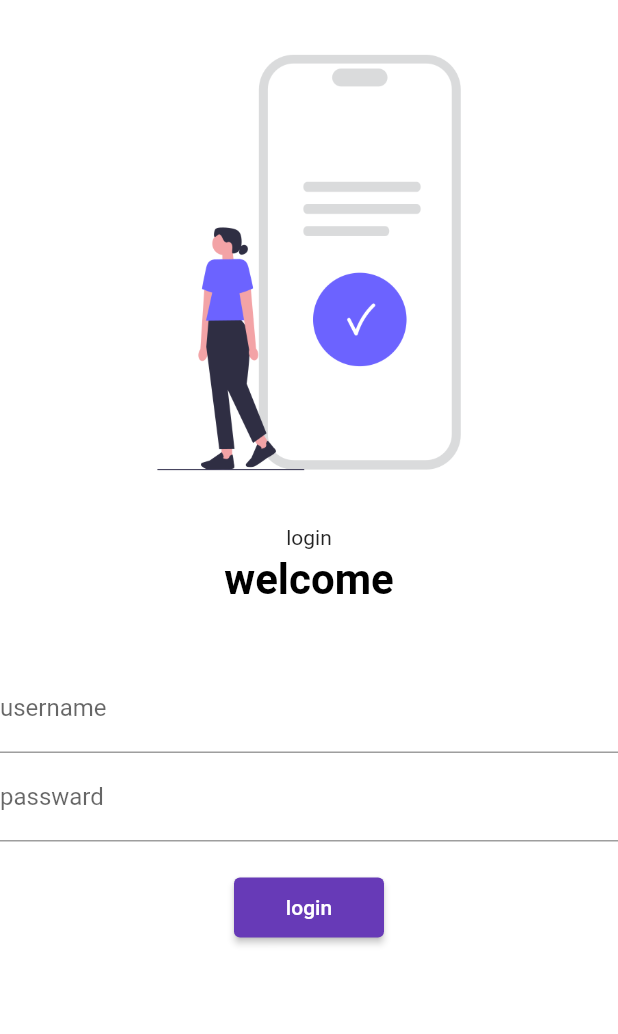
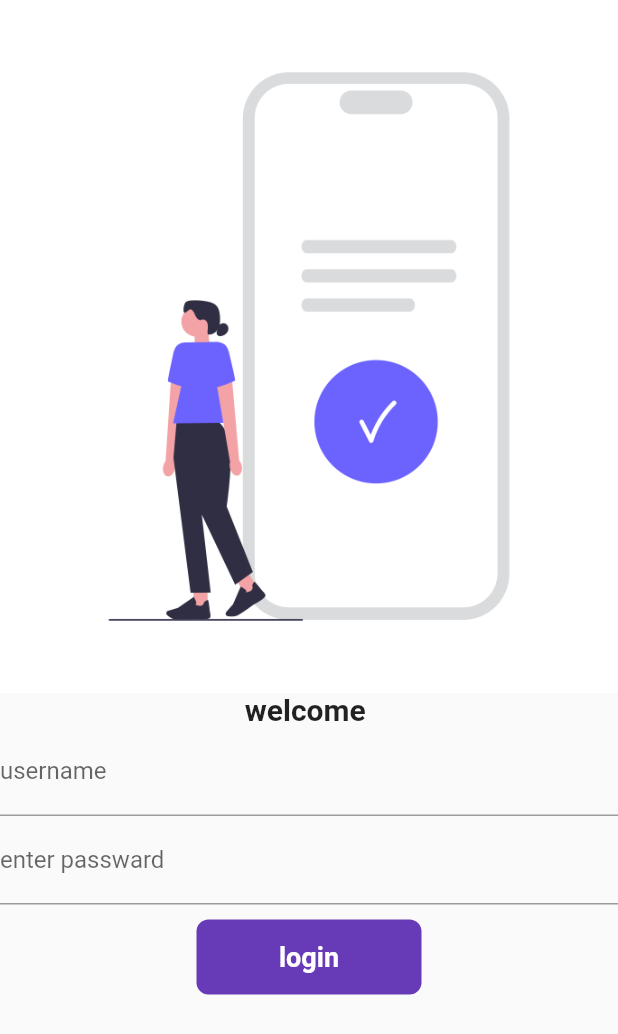
Before and after one commit to Bno74/flutter_application_2, a Flutter app: the screen it shows after launch, on a phone screen of 412 x 824 dp. Shown: the top 1034 px of the screen. Run offline on Flutter 3.47's test engine with Material 2 defaults, Android fonts, the phone set to English and light mode, and no system bars.

Commit message:
day 6 completed

```diff
--- a/lib/main.dart
+++ b/lib/main.dart
@@ -16,6 +16,7 @@ class MyApp extends StatelessWidget {
       darkTheme: ThemeData(
         brightness: Brightness.dark,
       ),
+      debugShowCheckedModeBanner: false,
       routes: {
         "/": (context) => LoginPage(),
         MyRout.homeRout: (context) => homepage(),
--- a/lib/pages/LoginPage.dart
+++ b/lib/pages/LoginPage.dart
@@ -1,56 +1,96 @@
+// ignore_for_file: prefer_const_constructors, sort_child_properties_last, use_key_in_widget_constructors
+import 'package:flutter/src/widgets/container.dart';
 import 'package:flutter/material.dart';
+import 'package:flutter_application_2/pages/LoginPage.dart';
+import 'package:flutter_application_2/pages/utils/routs.dart';
 
-import 'utils/routs.dart';
+class LoginPage extends StatefulWidget {
+  @override
+  State<LoginPage> createState() => _LoginPageState();
+}
 
-class LoginPage extends StatelessWidget {
+class _LoginPageState extends State<LoginPage> {
+  String name = "";
+  bool changeButton = false;
   @override
   Widget build(BuildContext context) {
     return Material(
-        color: Colors.white,
-        child: SingleChildScrollView(
         child: Column(
       children: [
         Image.asset(
           "asset/image/login_image.png",
-              fit: BoxFit.cover,
-              height: 350,
         ),
-            const SizedBox(
-              height: 20,
-              child: Text("login"),
+        SizedBox(
+          height: 0,
         ),
-            const Text(
-              "welcome",
+        Text(
+          "welcome $name",
           style: TextStyle(
-                  fontSize: 28,
+            fontSize: 20,
             fontWeight: FontWeight.bold,
-                  color: Colors.black),
           ),
-            const SizedBox(
-              height: 40,
         ),
-            const TextField(
+        SizedBox(
+          height: 0,
+        ),
+        TextFormField(
             decoration: InputDecoration(
-                  hintText: "EnterUsername", labelText: "username"),
+                hintText: "enter username", labelText: "username"),
+            onChanged: (value) {
+              name = value;
+              setState(() {});
+            }),
+        TextFormField(
+          obscureText: true,
+          decoration: InputDecoration(
+            hintText: "passward",
+            labelText: "enter passward",
           ),
-            const TextField(
-                decoration: InputDecoration(
-              hintText: "Enter passward",
-              labelText: "passward",
-            )),
-            const SizedBox(
-              height: 20,
         ),
-            ElevatedButton(
-              child: Text("login"),
-              style: TextButton.styleFrom(
-                minimumSize: Size(100, 40),
+        SizedBox(
+          height: 10,
         ),
-              onPressed: () {
+        InkWell(
+          onTap: () async {
+            setState(() {
+              changeButton = true;
+            });
             Navigator.pushNamed(context, MyRout.homeRout);
+            await Future.delayed(Duration(seconds: 0));
           },
+          child: AnimatedContainer(
+            duration: Duration(seconds: 0),
+            width: changeButton ? 50 : 150,
+            height: 50,
+            alignment: Alignment.center,
+            child: changeButton
+                ? Icon(
+                    Icons.done,
+                    color: Colors.white,
+                  )
+                : Text(
+                    "login",
+                    style: TextStyle(
+                        color: Colors.white,
+                        fontWeight: FontWeight.bold,
+                        fontSize: 18),
+                  ),
+            decoration: BoxDecoration(
+                color: Colors.deepPurple,
+                // shape: changeButton
+                //?BoxShape.circle
+                //:BoxShape.rectangle,
+                borderRadius: BorderRadius.circular(changeButton ? 20 : 8)),
+          ),
+          // ElevatedButton(
+          // child: Text("login"),
+          // style: TextButton.styleFrom(minimumSize: Size(150, 30)),
+          // onPressed: () {
+          //  Navigator.pushNamed(context, MyRout.homeRout);
+          // },
+          //),
         ),
       ],
-        )));
+    ));
   }
 }
```
Lines whose indentation alone changed are shown as unchanged.
